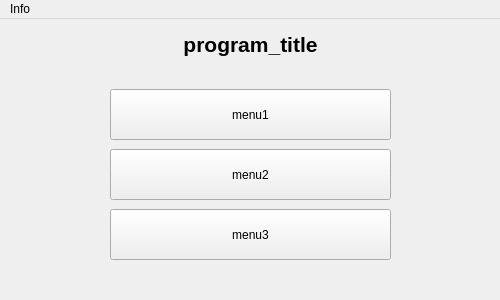
suzukaotto/enc-program-v2_GUI, file program/src/MainMenuWindow.ui: the form before one commit.
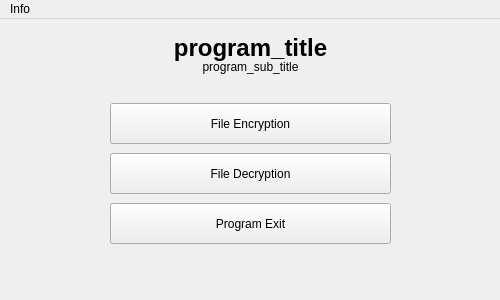
The form after the commit. Icons and pictures are not drawn.

The edit to the form file:
```diff
--- a/program/src/MainMenuWindow.ui
+++ b/program/src/MainMenuWindow.ui
@@ -48,30 +48,30 @@
     <property name="geometry">
      <rect>
       <x>110</x>
-      <y>70</y>
+      <y>84</y>
       <width>281</width>
-      <height>51</height>
+      <height>41</height>
      </rect>
     </property>
     <property name="cursor">
      <cursorShape>PointingHandCursor</cursorShape>
     </property>
     <property name="text">
-     <string>menu1</string>
+     <string>File Encryption</string>
     </property>
    </widget>
    <widget class="QLabel" name="title_label">
     <property name="geometry">
      <rect>
       <x>10</x>
-      <y>0</y>
+      <y>4</y>
       <width>481</width>
-      <height>51</height>
+      <height>50</height>
      </rect>
     </property>
     <property name="font">
      <font>
-      <pointsize>16</pointsize>
+      <pointsize>18</pointsize>
       <weight>75</weight>
       <bold>true</bold>
       <kerning>true</kerning>
@@ -100,32 +100,57 @@
     <property name="geometry">
      <rect>
       <x>110</x>
-      <y>130</y>
+      <y>134</y>
       <width>281</width>
-      <height>51</height>
+      <height>41</height>
      </rect>
     </property>
     <property name="cursor">
      <cursorShape>PointingHandCursor</cursorShape>
     </property>
     <property name="text">
-     <string>menu2</string>
+     <string>File Decryption</string>
     </property>
    </widget>
    <widget class="QPushButton" name="menu3_btn">
     <property name="geometry">
      <rect>
       <x>110</x>
-      <y>190</y>
+      <y>184</y>
       <width>281</width>
-      <height>51</height>
+      <height>41</height>
      </rect>
     </property>
     <property name="cursor">
      <cursorShape>PointingHandCursor</cursorShape>
     </property>
     <property name="text">
-     <string>menu3</string>
+     <string>Program Exit</string>
+    </property>
+   </widget>
+   <widget class="QLabel" name="sub_title_label">
+    <property name="geometry">
+     <rect>
+      <x>10</x>
+      <y>40</y>
+      <width>481</width>
+      <height>16</height>
+     </rect>
+    </property>
+    <property name="sizePolicy">
+     <sizepolicy hsizetype="Fixed" vsizetype="Fixed">
+      <horstretch>0</horstretch>
+      <verstretch>0</verstretch>
+     </sizepolicy>
+    </property>
+    <property name="text">
+     <string>program_sub_title</string>
+    </property>
+    <property name="textFormat">
+     <enum>Qt::PlainText</enum>
+    </property>
+    <property name="alignment">
+     <set>Qt::AlignCenter</set>
     </property>
    </widget>
   </widget>
```
Left out of the diff: 4 changed lines with no effect on the pictures.
